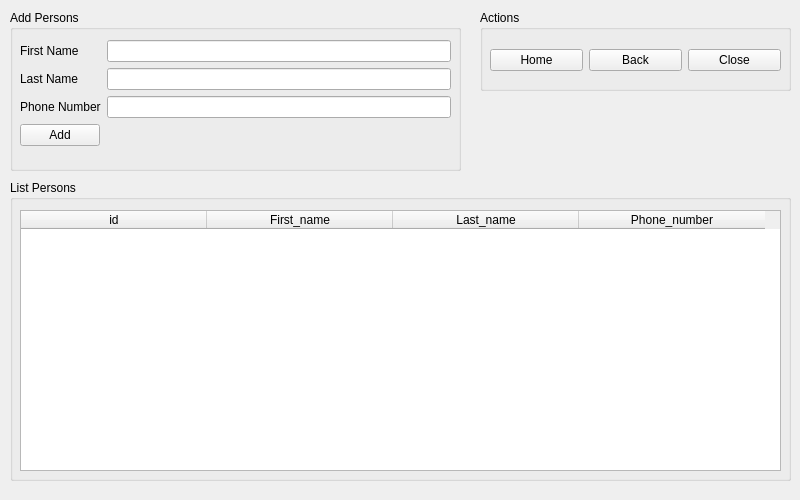
Old version of the form application/ui/person.ui in the repository amir69prog/maydala-panel.
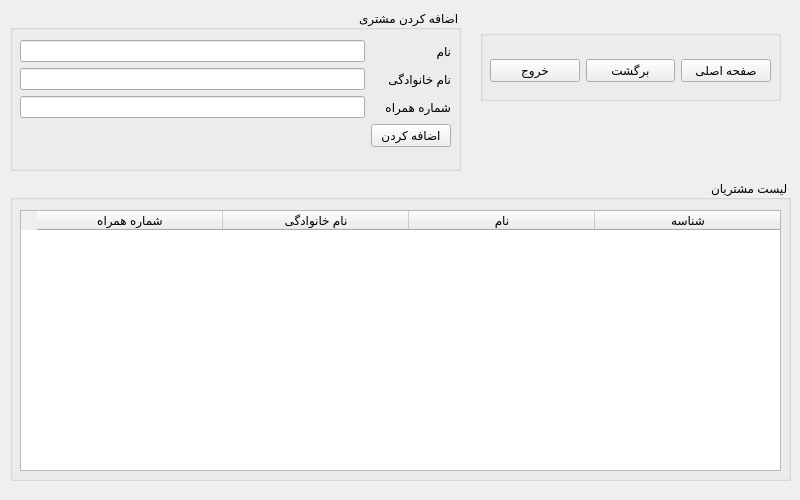
New version of the form.

```diff
--- a/application/ui/person.ui
+++ b/application/ui/person.ui
@@ -13,6 +13,9 @@
   <property name="windowTitle">
    <string>Form</string>
   </property>
+  <property name="layoutDirection">
+   <enum>Qt::RightToLeft</enum>
+  </property>
   <widget class="QGroupBox" name="groupBox">
    <property name="geometry">
     <rect>
@@ -23,7 +26,7 @@
     </rect>
    </property>
    <property name="title">
-    <string>Add Persons</string>
+    <string>اضافه کردن مشتری</string>
    </property>
    <widget class="QWidget" name="formLayoutWidget">
     <property name="geometry">
@@ -38,21 +41,21 @@
      <item row="0" column="0">
       <widget class="QLabel" name="label">
        <property name="text">
-        <string>First Name</string>
+        <string>نام</string>
        </property>
       </widget>
      </item>
      <item row="1" column="0">
       <widget class="QLabel" name="label_2">
        <property name="text">
-        <string>Last Name</string>
+        <string>نام خانوادگی</string>
        </property>
       </widget>
      </item>
      <item row="2" column="0">
       <widget class="QLabel" name="label_3">
        <property name="text">
-        <string>Phone Number</string>
+        <string>شماره همراه</string>
        </property>
       </widget>
      </item>
@@ -80,7 +83,7 @@
      <item row="3" column="0">
       <widget class="QPushButton" name="add_person_btn">
        <property name="text">
-        <string>Add</string>
+        <string>اضافه کردن</string>
        </property>
       </widget>
      </item>
@@ -97,7 +100,7 @@
     </rect>
    </property>
    <property name="title">
-    <string>List Persons</string>
+    <string>لیست مشتریان</string>
    </property>
    <widget class="QWidget" name="verticalLayoutWidget">
     <property name="geometry">
@@ -131,22 +134,22 @@
        </attribute>
        <column>
         <property name="text">
-         <string>id</string>
+         <string>شناسه</string>
         </property>
        </column>
        <column>
         <property name="text">
-         <string>First_name</string>
+         <string>نام</string>
         </property>
        </column>
        <column>
         <property name="text">
-         <string>Last_name</string>
+         <string>نام خانوادگی</string>
         </property>
        </column>
        <column>
         <property name="text">
-         <string>Phone_number</string>
+         <string>شماره همراه</string>
         </property>
        </column>
       </widget>
@@ -158,20 +161,20 @@
    <property name="geometry">
     <rect>
      <x>480</x>
-     <y>10</y>
-     <width>311</width>
-     <height>81</height>
+     <y>30</y>
+     <width>301</width>
+     <height>71</height>
     </rect>
    </property>
    <property name="title">
-    <string>Actions</string>
+    <string/>
    </property>
    <widget class="QWidget" name="horizontalLayoutWidget">
     <property name="geometry">
      <rect>
       <x>10</x>
-      <y>30</y>
-      <width>291</width>
+      <y>20</y>
+      <width>281</width>
       <height>41</height>
      </rect>
     </property>
@@ -179,21 +182,21 @@
      <item>
       <widget class="QPushButton" name="home_btn">
        <property name="text">
-        <string>Home</string>
+        <string>صفحه اصلی</string>
        </property>
       </widget>
      </item>
      <item>
       <widget class="QPushButton" name="back_btn">
        <property name="text">
-        <string>Back</string>
+        <string>برگشت</string>
        </property>
       </widget>
      </item>
      <item>
       <widget class="QPushButton" name="close_btn">
        <property name="text">
-        <string>Close</string>
+        <string>خروج</string>
        </property>
       </widget>
      </item>
```
